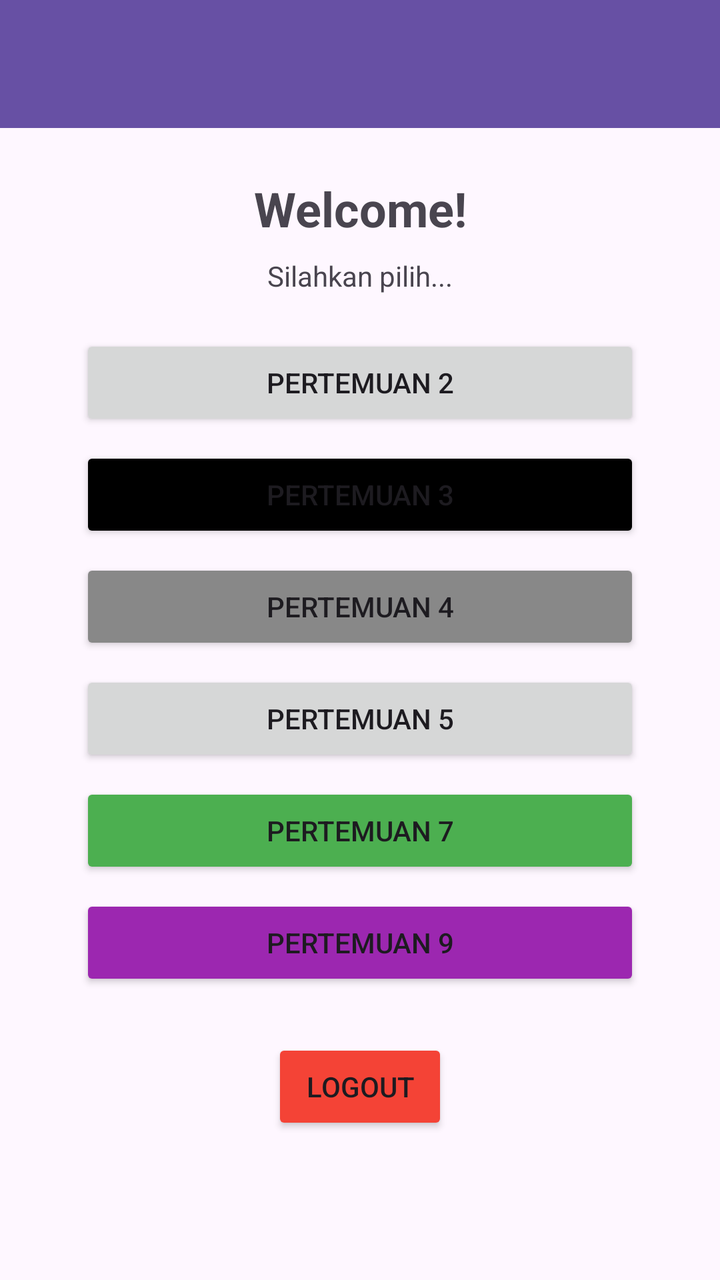
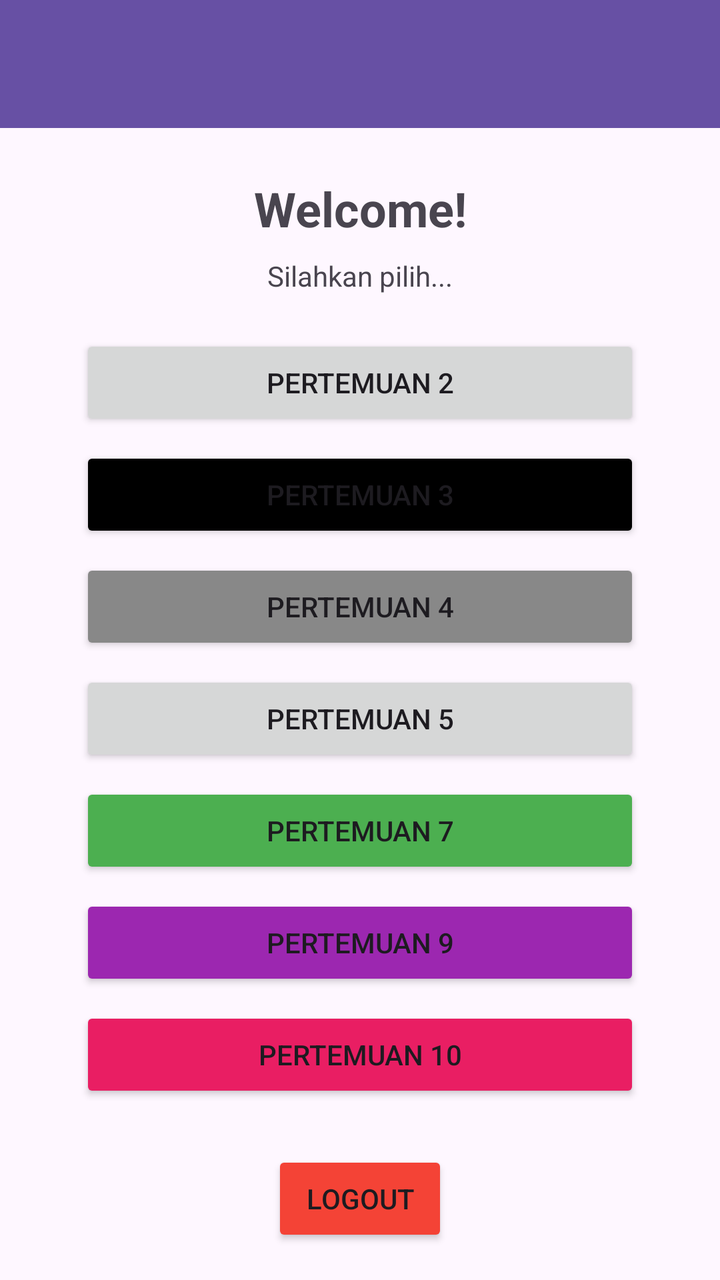

Two renders of the same Android screen: before a commit and after it. Below are the layout's source before the change and the commit's diff.
<!-- AndroidManifest.xml: application theme Theme.DonApps -->
<!-- res/layout/fragment_home.xml -->
<?xml version="1.0" encoding="utf-8"?>
<androidx.constraintlayout.widget.ConstraintLayout
    xmlns:android="http://schemas.android.com/apk/res/android"
    xmlns:app="http://schemas.android.com/apk/res-auto"
    xmlns:tools="http://schemas.android.com/tools"
    android:layout_width="match_parent"
    android:layout_height="match_parent"
    tools:context=".home.HomeFragment">

    
    <View
        android:id="@+id/background_header"
        android:layout_width="0dp"
        android:layout_height="100dp"
        android:background="@drawable/bg_header_wave"
        app:layout_constraintEnd_toEndOf="parent"
        app:layout_constraintStart_toStartOf="parent"
        app:layout_constraintTop_toTopOf="parent" />

    <androidx.appcompat.widget.Toolbar
        android:id="@+id/toolbar"
        android:layout_width="match_parent"
        android:layout_height="?attr/actionBarSize"
        android:background="?attr/colorPrimary"
        app:titleTextColor="@android:color/white"
        app:layout_constraintEnd_toEndOf="parent"
        app:layout_constraintStart_toStartOf="parent"
        app:layout_constraintTop_toTopOf="parent" />

    <TextView
        android:id="@+id/tvWelcome"
        android:layout_width="wrap_content"
        android:layout_height="wrap_content"
        android:layout_marginTop="24dp"
        android:text="Welcome!"
        android:textSize="24sp"
        android:textStyle="bold"
        app:layout_constraintEnd_toEndOf="parent"
        app:layout_constraintStart_toStartOf="parent"
        app:layout_constraintTop_toBottomOf="@+id/toolbar" />

    <TextView
        android:id="@+id/tvSubtitle"
        android:layout_width="wrap_content"
        android:layout_height="wrap_content"
        android:layout_marginTop="8dp"
        android:text="Silahkan pilih..."
        app:layout_constraintEnd_toEndOf="parent"
        app:layout_constraintStart_toStartOf="parent"
        app:layout_constraintTop_toBottomOf="@+id/tvWelcome" />

    <Button
        android:id="@+id/btnToSecond"
        android:layout_width="0dp"
        android:layout_height="wrap_content"
        android:layout_marginStart="40dp"
        android:layout_marginTop="20dp"
        android:layout_marginEnd="40dp"
        android:text="Pertemuan 2"
        app:layout_constraintEnd_toEndOf="parent"
        app:layout_constraintStart_toStartOf="parent"
        app:layout_constraintTop_toBottomOf="@+id/tvSubtitle" />

    <Button
        android:id="@+id/btnToThird"
        android:layout_width="0dp"
        android:layout_height="wrap_content"
        android:layout_marginStart="40dp"
        android:layout_marginTop="8dp"
        android:layout_marginEnd="40dp"
        android:text="Pertemuan 3"
        android:backgroundTint="#000000"
        app:layout_constraintEnd_toEndOf="parent"
        app:layout_constraintStart_toStartOf="parent"
        app:layout_constraintTop_toBottomOf="@+id/btnToSecond" />

    <Button
        android:id="@+id/btnToFourth"
        android:layout_width="0dp"
        android:layout_height="wrap_content"
        android:layout_marginStart="40dp"
        android:layout_marginTop="8dp"
        android:layout_marginEnd="40dp"
        android:text="Pertemuan 4"
        android:backgroundTint="#888888"
        app:layout_constraintEnd_toEndOf="parent"
        app:layout_constraintStart_toStartOf="parent"
        app:layout_constraintTop_toBottomOf="@+id/btnToThird" />

    <Button
        android:id="@+id/btnToFifth"
        android:layout_width="0dp"
        android:layout_height="wrap_content"
        android:layout_marginStart="40dp"
        android:layout_marginTop="8dp"
        android:layout_marginEnd="40dp"
        android:text="Pertemuan 5"
        app:layout_constraintEnd_toEndOf="parent"
        app:layout_constraintStart_toStartOf="parent"
        app:layout_constraintTop_toBottomOf="@+id/btnToFourth" />

    <Button
        android:id="@+id/btnToSeventh"
        android:layout_width="0dp"
        android:layout_height="wrap_content"
        android:layout_marginStart="40dp"
        android:layout_marginTop="8dp"
        android:layout_marginEnd="40dp"
        android:text="Pertemuan 7"
        android:backgroundTint="#4CAF50"
        app:layout_constraintEnd_toEndOf="parent"
        app:layout_constraintStart_toStartOf="parent"
        app:layout_constraintTop_toBottomOf="@+id/btnToFifth" />

    
    <Button
        android:id="@+id/btnToNinth"
        android:layout_width="0dp"
        android:layout_height="wrap_content"
        android:layout_marginStart="40dp"
        android:layout_marginTop="8dp"
        android:layout_marginEnd="40dp"
        android:text="Pertemuan 9"
        android:backgroundTint="#9C27B0"
        app:layout_constraintEnd_toEndOf="parent"
        app:layout_constraintStart_toStartOf="parent"
        app:layout_constraintTop_toBottomOf="@+id/btnToSeventh" />

    <Button
        android:id="@+id/btnLogout"
        android:layout_width="wrap_content"
        android:layout_height="wrap_content"
        android:layout_marginTop="24dp"
        android:backgroundTint="#F44336"
        android:text="Logout"
        app:layout_constraintEnd_toEndOf="parent"
        app:layout_constraintStart_toStartOf="parent"
        app:layout_constraintTop_toBottomOf="@+id/btnToNinth" />

</androidx.constraintlayout.widget.ConstraintLayout>
<!-- resources referenced by this layout -->
<resources>
  <!-- drawable bg_header_wave (drawable) -->
  <vector xmlns:android="http://schemas.android.com/apk/res/android"
      android:width="100dp"
      android:height="100dp"
      android:viewportWidth="100"
      android:viewportHeight="100">
      <path
          android:fillColor="?attr/colorPrimary"
          android:pathData="
          M0,0
          L100,0
          L100,40
          C 75,55
          25,20
          0,40
          Z" />
  </vector>
  <style name="Theme.DonApps" parent="Base.Theme.DonApps" />
  <style name="Base.Theme.DonApps" parent="Theme.Material3.DayNight.NoActionBar" />
</resources>

<!-- the commit's change to res/layout/fragment_home.xml (unified diff, before → after) -->
@@ -7,7 +7,6 @@
     android:layout_height="match_parent"
     tools:context=".home.HomeFragment">
 
-    
     <View
         android:id="@+id/background_header"
         android:layout_width="0dp"
@@ -112,7 +111,6 @@
         app:layout_constraintStart_toStartOf="parent"
         app:layout_constraintTop_toBottomOf="@+id/btnToFifth" />
 
-    
     <Button
         android:id="@+id/btnToNinth"
         android:layout_width="0dp"
@@ -127,6 +125,19 @@
         app:layout_constraintTop_toBottomOf="@+id/btnToSeventh" />
 
     <Button
+        android:id="@+id/btnToTenth"
+        android:layout_width="0dp"
+        android:layout_height="wrap_content"
+        android:layout_marginStart="40dp"
+        android:layout_marginTop="8dp"
+        android:layout_marginEnd="40dp"
+        android:text="Pertemuan 10"
+        android:backgroundTint="#E91E63"
+        app:layout_constraintEnd_toEndOf="parent"
+        app:layout_constraintStart_toStartOf="parent"
+        app:layout_constraintTop_toBottomOf="@+id/btnToNinth" />
+
+    <Button
         android:id="@+id/btnLogout"
         android:layout_width="wrap_content"
         android:layout_height="wrap_content"
@@ -135,6 +146,6 @@
         android:text="Logout"
         app:layout_constraintEnd_toEndOf="parent"
         app:layout_constraintStart_toStartOf="parent"
-        app:layout_constraintTop_toBottomOf="@+id/btnToNinth" />
+        app:layout_constraintTop_toBottomOf="@+id/btnToTenth" />
 
 </androidx.constraintlayout.widget.ConstraintLayout>
